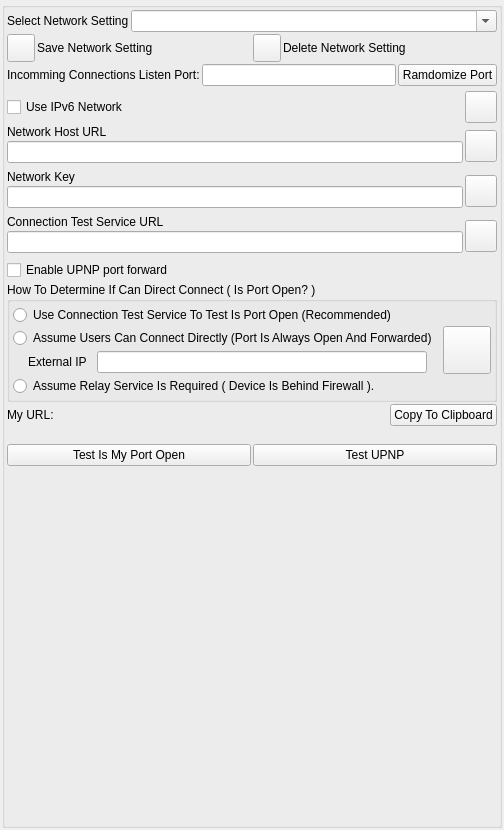
Above: nolimitgui/CommonSrc/Forms/AppletNetworkSettings.ui from nolimitconnect/NoLimitConnect before the change. Below: the same form after it.
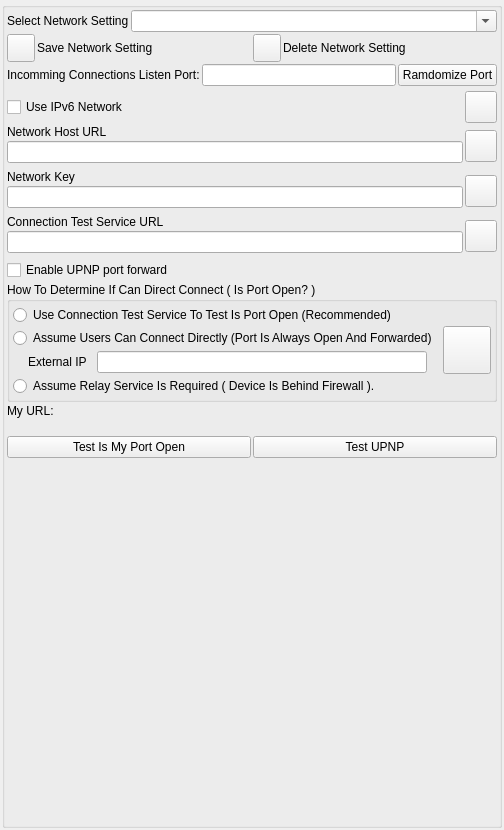
That is the form after the change. Custom widgets are drawn as their Qt base class.

Commit message: Allow use of default network host even if hosting a different network so can join hosts not announced to me

Diff of the .ui file:
```diff
--- a/nolimitgui/CommonSrc/Forms/AppletNetworkSettings.ui
+++ b/nolimitgui/CommonSrc/Forms/AppletNetworkSettings.ui
@@ -540,11 +540,7 @@
          </widget>
         </item>
         <item>
-         <widget class="QPushButton" name="m_CopyToClipboardButton">
-          <property name="text">
-           <string>Copy To Clipboard</string>
-          </property>
-         </widget>
+         <widget class="ClipboardCopyWidget" name="m_ClipboardCopyWidget" native="true"/>
         </item>
        </layout>
       </item>
@@ -639,6 +635,12 @@
    <extends>QLabel</extends>
    <header>VxLabel.h</header>
   </customwidget>
+  <customwidget>
+   <class>ClipboardCopyWidget</class>
+   <extends>QWidget</extends>
+   <header>ClipboardCopyWidget.h</header>
+   <container>1</container>
+  </customwidget>
  </customwidgets>
  <resources/>
  <connections/>
```
Left out of the diff: 16 changed lines with no effect on the pictures. The commit also changes 13 other files.
